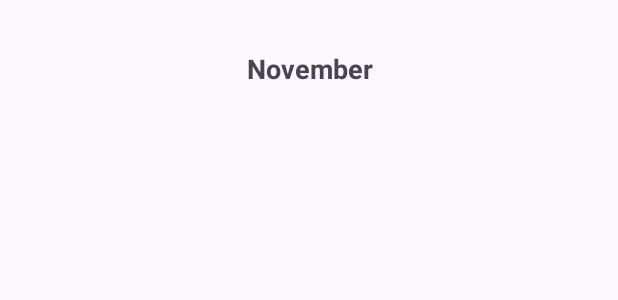
After one commit to Lee-Seonghyun316/FinalApp, an Android app: the layout november_layout.xml on its own in the app's theme, with its tools: preview values and no code run, on a phone screen of 412 x 824 dp. The commit adds this screen. Shown: the top 300 px of the screen. Run offline under Robolectric (Android 15) with nearby library versions, the phone set to English and light mode, and no system bars.

Commit message:
캘린더뷰 완성

```diff
--- /dev/null
+++ b/app/src/main/res/layout/november_layout.xml
@@ -0,0 +1,28 @@
+<!-- res/layout/november_layout.xml -->
+<LinearLayout xmlns:android="http://schemas.android.com/apk/res/android"
+    android:layout_width="match_parent"
+    android:layout_height="match_parent"
+    android:orientation="vertical">
+
+    <TextView
+        android:id="@+id/monthTextView"
+        android:layout_width="match_parent"
+        android:layout_height="wrap_content"
+        android:layout_marginTop="25dp"
+        android:gravity="center"
+        android:padding="8dp"
+        android:text="November"
+        android:textSize="18sp"
+        android:textStyle="bold" />
+
+    <GridView
+        android:id="@+id/gridView"
+        android:layout_width="match_parent"
+        android:layout_height="0dp"
+        android:layout_weight="1"
+        android:columnWidth="80dp"
+        android:horizontalSpacing="8dp"
+        android:numColumns="3"
+        android:padding="8dp"
+        android:verticalSpacing="8dp" />
+</LinearLayout>
```
Also changed, not shown: app/src/main/java/com/example/finalapp/Meal.java (+11 -0 lines), app/src/main/java/com/example/finalapp/MealCheckFragment.java (+41 -4 lines), app/src/main/java/com/example/finalapp/MealGridAdapter.java (added, +60 -0 lines).
